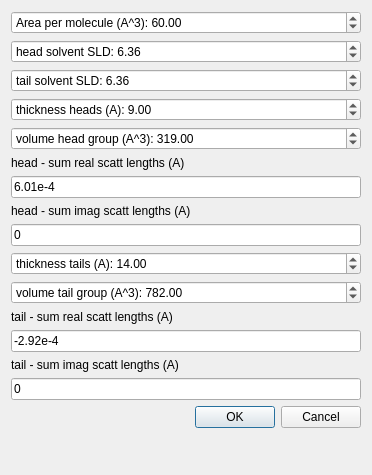
This is refnx/reflect/_app/ui/lipid_leaflet.ui in refnx/refnx as Qt 5 draws it before an edit. The edited form follows.
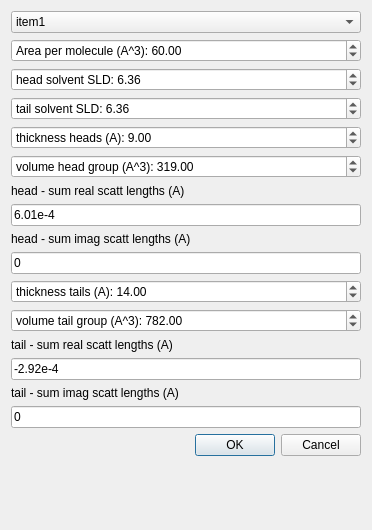
This is the edited form.

Commit message: lipid selector

The edit to the form file:
```diff
--- a/refnx/reflect/_app/ui/lipid_leaflet.ui
+++ b/refnx/reflect/_app/ui/lipid_leaflet.ui
@@ -7,14 +7,14 @@
     <x>0</x>
     <y>0</y>
     <width>372</width>
-    <height>475</height>
+    <height>530</height>
    </rect>
   </property>
   <property name="windowTitle">
    <string>Dialog</string>
   </property>
   <layout class="QFormLayout" name="formLayout">
-   <item row="0" column="0" colspan="2">
+   <item row="1" column="0" colspan="2">
     <widget class="QDoubleSpinBox" name="APM">
      <property name="prefix">
       <string>Area per molecule (A^3): </string>
@@ -30,7 +30,7 @@
      </property>
     </widget>
    </item>
-   <item row="1" column="0" colspan="2">
+   <item row="2" column="0" colspan="2">
     <widget class="QDoubleSpinBox" name="head_solvent">
      <property name="prefix">
       <string>head solvent SLD: </string>
@@ -46,7 +46,7 @@
      </property>
     </widget>
    </item>
-   <item row="2" column="0" colspan="2">
+   <item row="3" column="0" colspan="2">
     <widget class="QDoubleSpinBox" name="tail_solvent">
      <property name="prefix">
       <string>tail solvent SLD: </string>
@@ -62,7 +62,7 @@
      </property>
     </widget>
    </item>
-   <item row="3" column="0" colspan="2">
+   <item row="4" column="0" colspan="2">
     <widget class="QDoubleSpinBox" name="thick_h">
      <property name="prefix">
       <string>thickness heads (A): </string>
@@ -78,7 +78,7 @@
      </property>
     </widget>
    </item>
-   <item row="4" column="0" colspan="2">
+   <item row="5" column="0" colspan="2">
     <widget class="QDoubleSpinBox" name="V_h">
      <property name="prefix">
       <string>volume head group (A^3): </string>
@@ -94,7 +94,7 @@
      </property>
     </widget>
    </item>
-   <item row="6" column="0" colspan="2">
+   <item row="7" column="0" colspan="2">
     <widget class="QLineEdit" name="b_h_real">
      <property name="text">
       <string>6.01e-4</string>
@@ -104,7 +104,7 @@
      </property>
     </widget>
    </item>
-   <item row="8" column="0" colspan="2">
+   <item row="9" column="0" colspan="2">
     <widget class="QLineEdit" name="b_h_imag">
      <property name="text">
       <string>0</string>
@@ -114,7 +114,7 @@
      </property>
     </widget>
    </item>
-   <item row="9" column="0" colspan="2">
+   <item row="10" column="0" colspan="2">
     <widget class="QDoubleSpinBox" name="thick_t">
      <property name="prefix">
       <string>thickness tails (A): </string>
@@ -127,7 +127,7 @@
      </property>
     </widget>
    </item>
-   <item row="10" column="0" colspan="2">
+   <item row="11" column="0" colspan="2">
     <widget class="QDoubleSpinBox" name="V_t">
      <property name="prefix">
       <string>volume tail group (A^3): </string>
@@ -143,7 +143,7 @@
      </property>
     </widget>
    </item>
-   <item row="12" column="0" colspan="2">
+   <item row="13" column="0" colspan="2">
     <widget class="QLineEdit" name="b_t_real">
      <property name="text">
       <string>-2.92e-4</string>
@@ -153,7 +153,7 @@
      </property>
     </widget>
    </item>
-   <item row="14" column="0" colspan="2">
+   <item row="15" column="0" colspan="2">
     <widget class="QLineEdit" name="b_t_imag">
      <property name="text">
       <string>0</string>
@@ -163,35 +163,35 @@
      </property>
     </widget>
    </item>
-   <item row="11" column="0" colspan="2">
+   <item row="12" column="0" colspan="2">
     <widget class="QLabel" name="label_2">
      <property name="text">
       <string>tail - sum real scatt lengths (A)</string>
      </property>
     </widget>
    </item>
-   <item row="13" column="0" colspan="2">
+   <item row="14" column="0" colspan="2">
     <widget class="QLabel" name="label">
      <property name="text">
       <string>tail - sum imag scatt lengths (A)</string>
      </property>
     </widget>
    </item>
-   <item row="5" column="0" colspan="2">
+   <item row="6" column="0" colspan="2">
     <widget class="QLabel" name="label_3">
      <property name="text">
       <string>head - sum real scatt lengths (A)</string>
      </property>
     </widget>
    </item>
-   <item row="7" column="0" colspan="2">
+   <item row="8" column="0" colspan="2">
     <widget class="QLabel" name="label_4">
      <property name="text">
       <string>head - sum imag scatt lengths (A)</string>
      </property>
     </widget>
    </item>
-   <item row="15" column="0" colspan="2">
+   <item row="16" column="0" colspan="2">
     <widget class="QDialogButtonBox" name="buttonBox">
      <property name="orientation">
       <enum>Qt::Horizontal</enum>
@@ -201,6 +201,20 @@
      </property>
     </widget>
    </item>
+   <item row="0" column="0" colspan="2">
+    <widget class="QComboBox" name="lipid_selector">
+     <item>
+      <property name="text">
+       <string>item1</string>
+      </property>
+     </item>
+     <item>
+      <property name="text">
+       <string>item2</string>
+      </property>
+     </item>
+    </widget>
+   </item>
   </layout>
  </widget>
  <resources/>
```
The commit also changes 2 other files.
